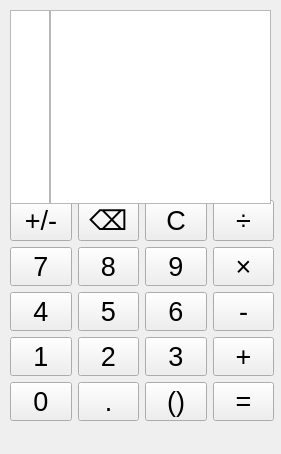
Qt form mainwindow.ui (KIMJUNKYUNG/qtProj) before a commit.
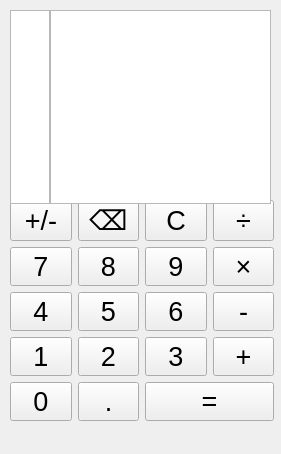
The same form after that commit.

What changed in the file:
```diff
--- a/mainwindow.ui
+++ b/mainwindow.ui
@@ -201,24 +201,6 @@
        </property>
       </widget>
      </item>
-     <item row="4" column="2">
-      <widget class="QPushButton" name="pushButton_12">
-       <property name="sizePolicy">
-        <sizepolicy hsizetype="Preferred" vsizetype="Preferred">
-         <horstretch>0</horstretch>
-         <verstretch>0</verstretch>
-        </sizepolicy>
-       </property>
-       <property name="font">
-        <font>
-         <pointsize>20</pointsize>
-        </font>
-       </property>
-       <property name="text">
-        <string>()</string>
-       </property>
-      </widget>
-     </item>
      <item row="2" column="2">
       <widget class="QPushButton" name="pushButton_6">
        <property name="sizePolicy">
@@ -363,24 +345,6 @@
        </property>
       </widget>
      </item>
-     <item row="4" column="3">
-      <widget class="QPushButton" name="pushButton_equal">
-       <property name="sizePolicy">
-        <sizepolicy hsizetype="Preferred" vsizetype="Preferred">
-         <horstretch>0</horstretch>
-         <verstretch>0</verstretch>
-        </sizepolicy>
-       </property>
-       <property name="font">
-        <font>
-         <pointsize>20</pointsize>
-        </font>
-       </property>
-       <property name="text">
-        <string>=</string>
-       </property>
-      </widget>
-     </item>
      <item row="0" column="3">
       <widget class="QPushButton" name="pushButton_divide">
        <property name="sizePolicy">
@@ -399,6 +363,24 @@
        </property>
       </widget>
      </item>
+     <item row="4" column="2" colspan="2">
+      <widget class="QPushButton" name="pushButton_equal">
+       <property name="sizePolicy">
+        <sizepolicy hsizetype="Preferred" vsizetype="Preferred">
+         <horstretch>0</horstretch>
+         <verstretch>0</verstretch>
+        </sizepolicy>
+       </property>
+       <property name="font">
+        <font>
+         <pointsize>20</pointsize>
+        </font>
+       </property>
+       <property name="text">
+        <string>=</string>
+       </property>
+      </widget>
+     </item>
     </layout>
    </widget>
    <widget class="QWidget" name="horizontalLayoutWidget">
```
